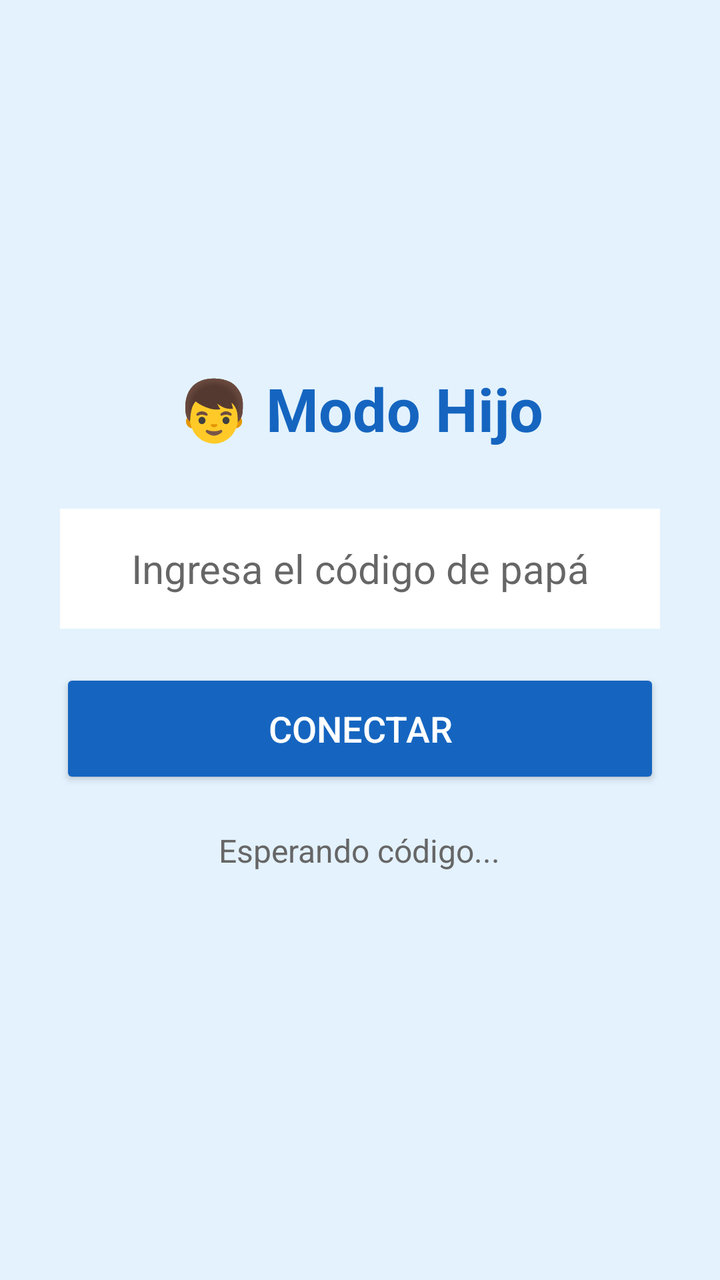
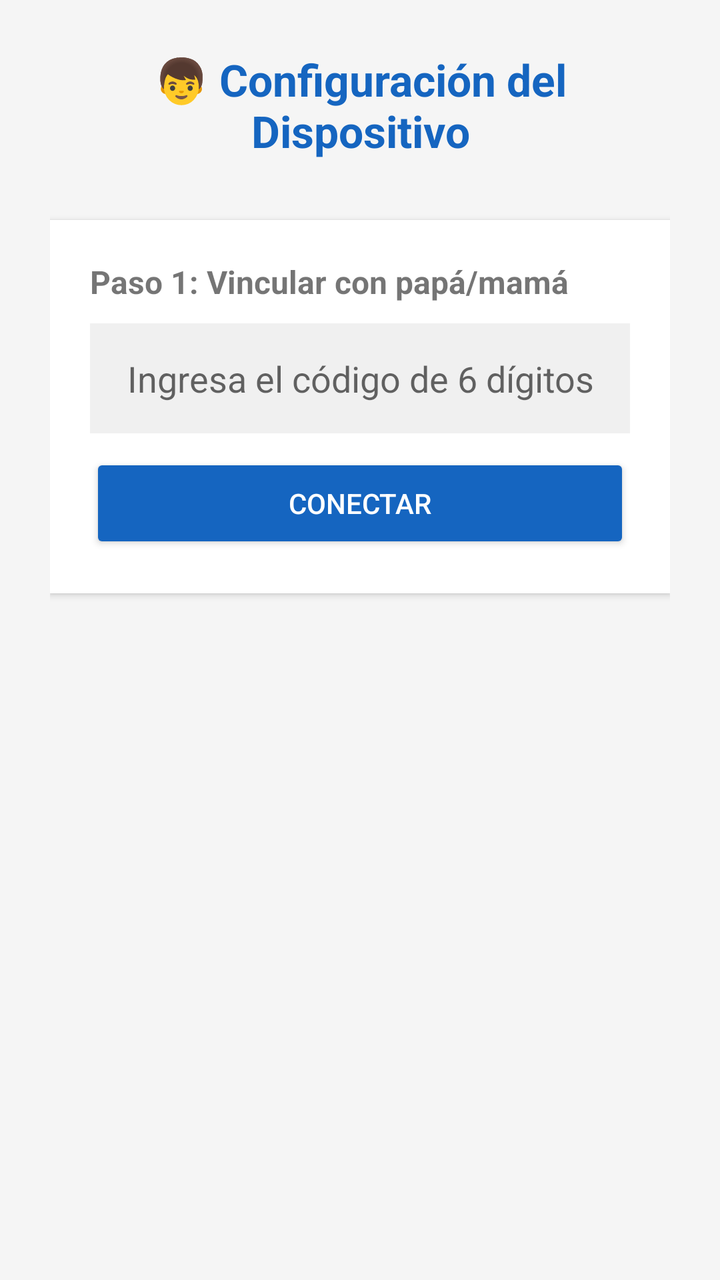

Screens rendered from an Android XML layout before and after an edit, with the pre-edit source and the edit as a unified diff.
<!-- AndroidManifest.xml: application theme AppTheme -->
<!-- res/layout/activity_hijo.xml -->
<?xml version="1.0" encoding="utf-8"?>
<LinearLayout xmlns:android="http://schemas.android.com/apk/res/android"
    android:layout_width="match_parent"
    android:layout_height="match_parent"
    android:orientation="vertical"
    android:padding="30dp"
    android:background="#E3F2FD"
    android:gravity="center">

    <TextView
        android:layout_width="wrap_content"
        android:layout_height="wrap_content"
        android:text="👦 Modo Hijo"
        android:textSize="30sp"
        android:textStyle="bold"
        android:textColor="#1565C0"
        android:layout_marginBottom="30dp" />

    <EditText
        android:id="@+id/et_codigo"
        android:layout_width="match_parent"
        android:layout_height="60dp"
        android:hint="Ingresa el código de papá"
        android:textSize="20sp"
        android:textAlignment="center"
        android:inputType="textCapCharacters"
        android:maxLength="6"
        android:background="#FFFFFF"
        android:padding="10dp"
        android:layout_marginBottom="20dp" />

    <Button
        android:id="@+id/btn_conectar"
        android:layout_width="match_parent"
        android:layout_height="60dp"
        android:text="CONECTAR"
        android:textSize="18sp"
        android:backgroundTint="#1565C0"
        android:textColor="#FFFFFF"
        android:layout_marginBottom="20dp" />

    <TextView
        android:id="@+id/tv_estado"
        android:layout_width="wrap_content"
        android:layout_height="wrap_content"
        android:text="Esperando código..."
        android:textSize="16sp"
        android:textColor="#666"
        android:gravity="center"
        android:layout_marginBottom="20dp" />

    <Button
        android:id="@+id/btn_permiso"
        android:layout_width="match_parent"
        android:layout_height="60dp"
        android:text="Activar Permiso de Uso"
        android:backgroundTint="#4CAF50"
        android:textColor="#FFFFFF"
        android:visibility="gone" />

</LinearLayout>
<!-- resources referenced by this layout -->
<resources>
  <style name="AppTheme" parent="android:Theme.Material.Light.NoActionBar">
          <item name="android:colorPrimary">#6200EE</item>
          <item name="android:colorPrimaryDark">#3700B3</item>
          <item name="android:colorAccent">#03DAC5</item>
      </style>
</resources>

<!-- the commit's change to res/layout/activity_hijo.xml (unified diff, before → after) -->
@@ -1,61 +1,136 @@
 <?xml version="1.0" encoding="utf-8"?>
-<LinearLayout xmlns:android="http://schemas.android.com/apk/res/android"
+<ScrollView xmlns:android="http://schemas.android.com/apk/res/android"
     android:layout_width="match_parent"
     android:layout_height="match_parent"
-    android:orientation="vertical"
-    android:padding="30dp"
-    android:background="#E3F2FD"
-    android:gravity="center">
+    android:background="#F5F5F5">
 
-    <TextView
-        android:layout_width="wrap_content"
+    <LinearLayout
+        android:layout_width="match_parent"
         android:layout_height="wrap_content"
-        android:text="👦 Modo Hijo"
-        android:textSize="30sp"
-        android:textStyle="bold"
-        android:textColor="#1565C0"
-        android:layout_marginBottom="30dp" />
+        android:orientation="vertical"
+        android:padding="25dp"
+        android:gravity="center_horizontal">
 
-    <EditText
-        android:id="@+id/et_codigo"
-        android:layout_width="match_parent"
-        android:layout_height="60dp"
-        android:hint="Ingresa el código de papá"
-        android:textSize="20sp"
-        android:textAlignment="center"
-        android:inputType="textCapCharacters"
-        android:maxLength="6"
-        android:background="#FFFFFF"
-        android:padding="10dp"
-        android:layout_marginBottom="20dp" />
+        <TextView
+            android:layout_width="wrap_content"
+            android:layout_height="wrap_content"
+            android:text="👦 Configuración del Dispositivo"
+            android:textSize="22sp"
+            android:textStyle="bold"
+            android:textColor="#1565C0"
+            android:gravity="center"
+            android:layout_marginBottom="30dp" />
 
-    <Button
-        android:id="@+id/btn_conectar"
-        android:layout_width="match_parent"
-        android:layout_height="60dp"
-        android:text="CONECTAR"
-        android:textSize="18sp"
-        android:backgroundTint="#1565C0"
-        android:textColor="#FFFFFF"
-        android:layout_marginBottom="20dp" />
+        
+        <LinearLayout
+            android:layout_width="match_parent"
+            android:layout_height="wrap_content"
+            android:orientation="vertical"
+            android:background="#FFFFFF"
+            android:padding="20dp"
+            android:layout_marginBottom="15dp"
+            android:elevation="2dp">
 
-    <TextView
-        android:id="@+id/tv_estado"
-        android:layout_width="wrap_content"
-        android:layout_height="wrap_content"
-        android:text="Esperando código..."
-        android:textSize="16sp"
-        android:textColor="#666"
-        android:gravity="center"
-        android:layout_marginBottom="20dp" />
+            <TextView
+                android:layout_width="wrap_content"
+                android:layout_height="wrap_content"
+                android:text="Paso 1: Vincular con papá/mamá"
+                android:textSize="16sp"
+                android:textStyle="bold"
+                android:layout_marginBottom="10dp" />
 
-    <Button
-        android:id="@+id/btn_permiso"
-        android:layout_width="match_parent"
-        android:layout_height="60dp"
-        android:text="Activar Permiso de Uso"
-        android:backgroundTint="#4CAF50"
-        android:textColor="#FFFFFF"
-        android:visibility="gone" />
+            <EditText
+                android:id="@+id/et_codigo"
+                android:layout_width="match_parent"
+                android:layout_height="55dp"
+                android:hint="Ingresa el código de 6 dígitos"
+                android:textSize="18sp"
+                android:textAlignment="center"
+                android:inputType="textCapCharacters"
+                android:maxLength="6"
+                android:background="#F0F0F0"
+                android:padding="10dp"
+                android:layout_marginBottom="10dp" />
 
-</LinearLayout>
+            <Button
+                android:id="@+id/btn_conectar"
+                android:layout_width="match_parent"
+                android:layout_height="50dp"
+                android:text="CONECTAR"
+                android:backgroundTint="#1565C0"
+                android:textColor="#FFFFFF" />
+        </LinearLayout>
+
+        
+        <LinearLayout
+            android:id="@+id/layout_permisos"
+            android:layout_width="match_parent"
+            android:layout_height="wrap_content"
+            android:orientation="vertical"
+            android:background="#FFFFFF"
+            android:padding="20dp"
+            android:layout_marginBottom="15dp"
+            android:elevation="2dp"
+            android:visibility="gone">
+
+            <TextView
+                android:layout_width="wrap_content"
+                android:layout_height="wrap_content"
+                android:text="Paso 2: Activar Protecciones"
+                android:textSize="16sp"
+                android:textStyle="bold"
+                android:layout_marginBottom="15dp" />
+
+            <TextView
+                android:id="@+id/tv_estado_permisos"
+                android:layout_width="match_parent"
+                android:layout_height="wrap_content"
+                android:text="⚠️ Falta activar permisos..."
+                android:textSize="15sp"
+                android:textColor="#F44336"
+                android:layout_marginBottom="15dp"
+                android:gravity="center" />
+
+            <Button
+                android:id="@+id/btn_activar_permiso"
+                android:layout_width="match_parent"
+                android:layout_height="55dp"
+                android:text="Activar Permiso Pendiente"
+                android:backgroundTint="#FF9800"
+                android:textColor="#FFFFFF"
+                android:textStyle="bold" />
+        </LinearLayout>
+
+        
+        <LinearLayout
+            android:id="@+id/layout_exito"
+            android:layout_width="match_parent"
+            android:layout_height="wrap_content"
+            android:orientation="vertical"
+            android:background="#E8F5E9"
+            android:padding="20dp"
+            android:layout_marginBottom="15dp"
+            android:elevation="2dp"
+            android:visibility="gone">
+
+            <TextView
+                android:layout_width="match_parent"
+                android:layout_height="wrap_content"
+                android:text="✅ ¡DISPOSITIVO 100% PROTEGIDO!"
+                android:textSize="18sp"
+                android:textStyle="bold"
+                android:textColor="#2E7D32"
+                android:gravity="center"
+                android:layout_marginBottom="10dp" />
+
+            <TextView
+                android:layout_width="match_parent"
+                android:layout_height="wrap_content"
+                android:text="El monitoreo está activo y enviando datos en tiempo real."
+                android:textSize="14sp"
+                android:textColor="#333"
+                android:gravity="center" />
+        </LinearLayout>
+
+    </LinearLayout>
+</ScrollView>
